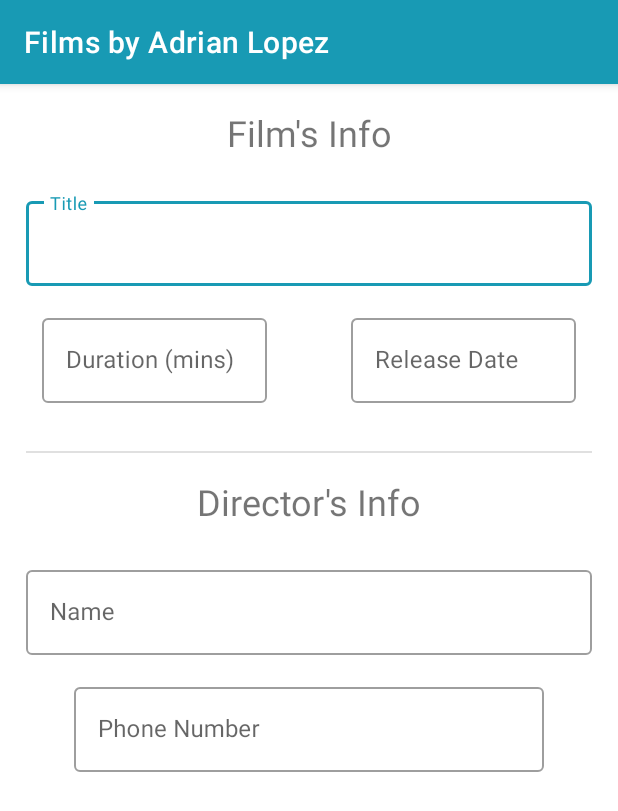
After one commit to Adrilv20/LopezVarelaAdrianProyectoPMDM, an Android app: the FilmEditActivity screen opened directly, with no data from a screen before it, on a phone screen of 412 x 824 dp. The commit adds this screen. Shown: the top 811 px of the screen. Run offline under Robolectric (Android 15) with nearby library versions, the phone set to English and light mode, and no system bars.

Commit message:
Created simple details layout.

```diff
--- a/app/src/main/AndroidManifest.xml
+++ b/app/src/main/AndroidManifest.xml
@@ -3,6 +3,7 @@
     package="es.murallaromana.pmdm.lopezvarelaadrianproyectopmdm">
 
     <uses-permission android:name="android.permission.INTERNET" />
+
     <application
         android:name=".App"
         android:allowBackup="true"
@@ -11,6 +12,9 @@
         android:roundIcon="@mipmap/ic_launcher_round"
         android:supportsRtl="true"
         android:theme="@style/Theme.LopezVarelaAdrianProyectoPMDM">
+        <activity
+            android:name=".activities.FilmEditActivity"
+            android:exported="true" />
         <activity
             android:name=".activities.FilmDetailsActivity"
             android:exported="false"
@@ -37,8 +41,10 @@
             android:screenOrientation="portrait">
             <intent-filter>
                 <action android:name="android.intent.action.MAIN" />
+
                 <category android:name="android.intent.category.LAUNCHER" />
             </intent-filter>
         </activity>
     </application>
+
 </manifest>
--- /dev/null
+++ b/app/src/main/java/es/murallaromana/pmdm/lopezvarelaadrianproyectopmdm/activities/FilmEditActivity.kt
@@ -0,0 +1,16 @@
+package es.murallaromana.pmdm.lopezvarelaadrianproyectopmdm.activities
+
+import androidx.appcompat.app.AppCompatActivity
+import android.os.Bundle
+import android.view.LayoutInflater
+import es.murallaromana.pmdm.lopezvarelaadrianproyectopmdm.databinding.ActivityFilmEditBinding
+
+class FilmEditActivity : AppCompatActivity() {
+    private lateinit var binding : ActivityFilmEditBinding
+
+    override fun onCreate(savedInstanceState: Bundle?) {
+        super.onCreate(savedInstanceState)
+        binding = ActivityFilmEditBinding.inflate(layoutInflater)
+        setContentView(binding.root)
+    }
+}
--- a/app/src/main/java/es/murallaromana/pmdm/lopezvarelaadrianproyectopmdm/activities/ItemListActivity.kt
+++ b/app/src/main/java/es/murallaromana/pmdm/lopezvarelaadrianproyectopmdm/activities/ItemListActivity.kt
@@ -1,5 +1,6 @@
 package es.murallaromana.pmdm.lopezvarelaadrianproyectopmdm.activities
 
+import android.content.Intent
 import androidx.appcompat.app.AppCompatActivity
 import android.os.Bundle
 import android.util.Log
@@ -28,6 +29,8 @@ class ItemListActivity : AppCompatActivity() {
         val fab : FloatingActionButton = binding.fabAddItem
         fab.setOnClickListener {
             Toast.makeText(this, "to be implemented", Toast.LENGTH_LONG).show()
+            val newFilmIntent = Intent(this, FilmEditActivity::class.java)
+            startActivity(newFilmIntent)
         }
 
         // TODO(check if we may need to re-make this every time we get back into the list view.)
--- /dev/null
+++ b/app/src/main/res/layout/activity_film_edit.xml
@@ -0,0 +1,142 @@
+<?xml version="1.0" encoding="utf-8"?>
+<androidx.constraintlayout.widget.ConstraintLayout xmlns:android="http://schemas.android.com/apk/res/android"
+    xmlns:app="http://schemas.android.com/apk/res-auto"
+    xmlns:tools="http://schemas.android.com/tools"
+    android:layout_width="match_parent"
+    android:layout_height="match_parent"
+    android:layout_marginVertical="@dimen/default_screen_margin_vert"
+    android:layout_marginHorizontal="@dimen/default_screen_margin_horz"
+    tools:context=".activities.FilmEditActivity">
+
+    <TextView
+        android:id="@+id/textView"
+        android:layout_width="wrap_content"
+        android:layout_height="wrap_content"
+        android:layout_marginTop="16dp"
+        android:text="Film's Info"
+        android:textSize="24sp"
+        app:layout_constraintEnd_toEndOf="parent"
+        app:layout_constraintStart_toStartOf="parent"
+        app:layout_constraintTop_toTopOf="parent" />
+
+    <com.google.android.material.textfield.TextInputLayout
+        android:id="@+id/textInputLayout"
+        android:layout_width="377dp"
+        android:layout_height="wrap_content"
+        android:layout_marginTop="24dp"
+        app:layout_constraintEnd_toEndOf="parent"
+        app:layout_constraintStart_toStartOf="parent"
+        app:layout_constraintTop_toBottomOf="@+id/textView"
+        style="@style/Widget.MaterialComponents.TextInputLayout.OutlinedBox"
+        >
+
+        <com.google.android.material.textfield.TextInputEditText
+            android:id="@+id/etFilmTitle"
+            android:layout_width="match_parent"
+            android:layout_height="wrap_content"
+            android:hint="Title" />
+    </com.google.android.material.textfield.TextInputLayout>
+
+    <com.google.android.material.textfield.TextInputLayout
+        android:id="@+id/textInputLayout3"
+        android:layout_width="150dp"
+        android:layout_height="wrap_content"
+        android:layout_marginTop="16dp"
+        app:layout_constraintEnd_toStartOf="@+id/guideline2"
+        app:layout_constraintStart_toStartOf="parent"
+        app:layout_constraintTop_toBottomOf="@+id/textInputLayout"
+        style="@style/Widget.MaterialComponents.TextInputLayout.OutlinedBox"
+        >
+
+        <com.google.android.material.textfield.TextInputEditText
+            android:id="@+id/etDuration"
+            android:layout_width="match_parent"
+            android:layout_height="wrap_content"
+            android:hint="Duration (mins)" />
+    </com.google.android.material.textfield.TextInputLayout>
+
+    <com.google.android.material.textfield.TextInputLayout
+        android:id="@+id/textInputLayout2"
+        android:layout_width="150sp"
+        android:layout_height="wrap_content"
+        android:layout_marginTop="16dp"
+        app:layout_constraintEnd_toEndOf="parent"
+        app:layout_constraintStart_toStartOf="@+id/guideline2"
+        app:layout_constraintTop_toBottomOf="@+id/textInputLayout"
+        style="@style/Widget.MaterialComponents.TextInputLayout.OutlinedBox"
+        >
+
+        <com.google.android.material.textfield.TextInputEditText
+            android:id="@+id/etReleaseDate"
+            android:layout_width="match_parent"
+            android:layout_height="wrap_content"
+            android:inputType="date"
+            android:hint="Release Date" />
+    </com.google.android.material.textfield.TextInputLayout>
+
+    <androidx.constraintlayout.widget.Guideline
+        android:id="@+id/guideline2"
+        android:layout_width="wrap_content"
+        android:layout_height="wrap_content"
+        android:orientation="vertical"
+        app:layout_constraintGuide_percent="0.5" />
+
+    <TextView
+        android:id="@+id/textView3"
+        android:layout_width="wrap_content"
+        android:layout_height="wrap_content"
+        android:layout_marginTop="16dp"
+        android:text="Director's Info"
+        android:textSize="24sp"
+        app:layout_constraintEnd_toEndOf="parent"
+        app:layout_constraintStart_toStartOf="parent"
+        app:layout_constraintTop_toBottomOf="@+id/divider2" />
+
+    <View
+        android:id="@+id/divider2"
+        android:layout_width="377dp"
+        android:layout_height="1dp"
+        android:layout_marginTop="32dp"
+        android:background="?android:attr/listDivider"
+        app:layout_constraintEnd_toEndOf="parent"
+        app:layout_constraintStart_toStartOf="parent"
+        app:layout_constraintTop_toBottomOf="@+id/textInputLayout3" />
+
+    <com.google.android.material.textfield.TextInputLayout
+        android:id="@+id/textInputLayout4"
+        android:layout_width="377dp"
+        android:layout_height="wrap_content"
+        android:layout_marginTop="24dp"
+        app:layout_constraintEnd_toEndOf="parent"
+        app:layout_constraintStart_toStartOf="parent"
+        app:layout_constraintTop_toBottomOf="@+id/textView3"
+        style="@style/Widget.MaterialComponents.TextInputLayout.OutlinedBox"
+        >
+
+        <com.google.android.material.textfield.TextInputEditText
+            android:id="@+id/etDirectorName"
+            android:layout_width="match_parent"
+            android:layout_height="wrap_content"
+            android:hint="Name" />
+    </com.google.android.material.textfield.TextInputLayout>
+
+    <com.google.android.material.textfield.TextInputLayout
+        style="@style/Widget.MaterialComponents.TextInputLayout.OutlinedBox"
+        android:layout_width="377dp"
+        android:layout_height="wrap_content"
+        android:layout_marginTop="16dp"
+        android:paddingStart="32dp"
+        android:paddingEnd="32dp"
+        app:layout_constraintEnd_toEndOf="parent"
+        app:layout_constraintStart_toStartOf="parent"
+        app:layout_constraintTop_toBottomOf="@+id/textInputLayout4">
+
+        <com.google.android.material.textfield.TextInputEditText
+            android:id="@+id/etTelephoneNomber"
+            android:layout_width="match_parent"
+            android:layout_height="wrap_content"
+            android:hint="Phone Number"
+            android:inputType="phone" />
+    </com.google.android.material.textfield.TextInputLayout>
+
+</androidx.constraintlayout.widget.ConstraintLayout>
```
